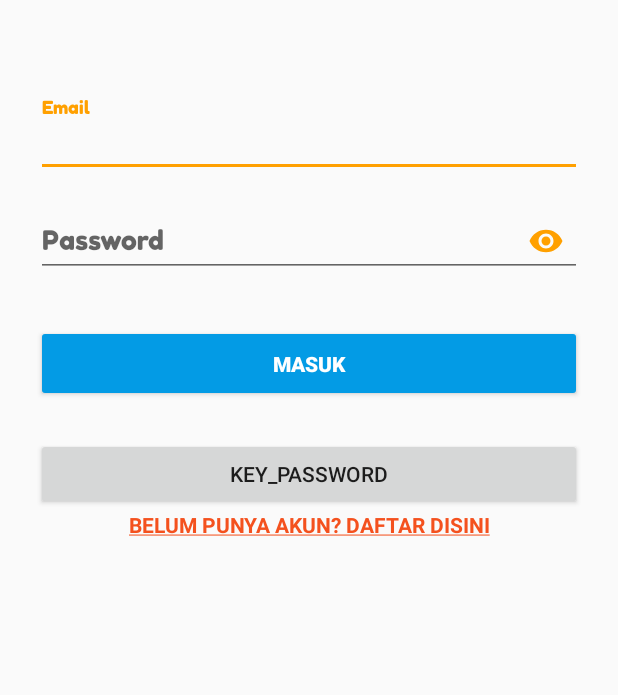
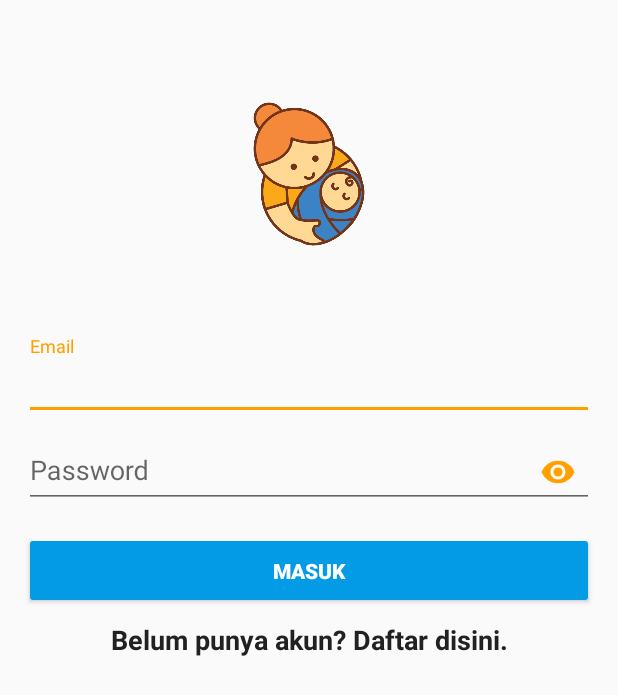
Before and after one commit to MiddleKerb/StatusGizi, an Android app: the screen it shows after launch (SignIn), on a phone screen of 412 x 824 dp. Shown: the top 695 px of the screen. Run offline under Robolectric (Android 15) with nearby library versions, the phone set to English and light mode, and no system bars; our stand-ins replace Firebase (no records; nobody signed in at launch, a user with empty details on screens opened directly).

Commit message:
Change Sign In & Sign Up UI

```diff
--- a/app/src/main/java/com/fbasegizi/statusgizi/SignIn.java
+++ b/app/src/main/java/com/fbasegizi/statusgizi/SignIn.java
@@ -1,7 +1,6 @@
 package com.fbasegizi.statusgizi;
 
 import android.content.Intent;
-import android.graphics.Paint;
 import android.os.Bundle;
 import android.support.annotation.NonNull;
 import android.support.design.widget.Snackbar;
@@ -57,7 +56,6 @@ public class SignIn extends BaseActivity implements View.OnClickListener {
         textInputLayoutEmail = findViewById(R.id.textLayoutEmailIn);
         textInputLayoutPassword = findViewById(R.id.textLayoutPasswordIn);
 
-        mSignUpLink.setPaintFlags(mSignUpLink.getPaintFlags() | Paint.UNDERLINE_TEXT_FLAG);
         // Click listeners
         mSignInButton.setOnClickListener(this);
         mSignUpLink.setOnClickListener(this);
--- a/app/src/main/java/com/fbasegizi/statusgizi/SignUp.java
+++ b/app/src/main/java/com/fbasegizi/statusgizi/SignUp.java
@@ -2,7 +2,6 @@ package com.fbasegizi.statusgizi;
 
 import android.app.AlertDialog;
 import android.content.Intent;
-import android.graphics.Paint;
 import android.os.Bundle;
 import android.support.annotation.NonNull;
 import android.support.design.widget.Snackbar;
@@ -65,7 +64,6 @@ public class SignUp extends BaseActivity implements View.OnClickListener {
         textInputLayoutPassword = findViewById(R.id.textLayoutPasswordUp);
         textInputLayoutName = findViewById(R.id.textLayoutNameUp);
 
-        mSignInLink.setPaintFlags(mSignInLink.getPaintFlags() | Paint.UNDERLINE_TEXT_FLAG);
         // Click listeners
         mSignUpButton.setOnClickListener(this);
         mSignInLink.setOnClickListener(this);
--- a/app/src/main/res/layout/activity_sign_in.xml
+++ b/app/src/main/res/layout/activity_sign_in.xml
@@ -9,22 +9,25 @@
         android:layout_width="match_parent"
         android:layout_height="wrap_content"
         android:orientation="vertical"
-        android:paddingLeft="24dp"
-        android:paddingTop="56dp"
-        android:paddingRight="24dp">
+        android:paddingLeft="@dimen/activity_vertical_margin"
+        android:paddingTop="@dimen/activity_vertical_margin"
+        android:paddingRight="@dimen/activity_vertical_margin">
+
+        <ImageView
+            android:layout_width="wrap_content"
+            android:layout_height="200dp"
+            android:src="@drawable/splash_screen" />
 
         <android.support.design.widget.TextInputLayout
             android:id="@+id/textLayoutEmailIn"
             android:layout_width="match_parent"
             android:layout_height="wrap_content"
-            android:layout_marginTop="@dimen/activity_small_margin"
-            android:layout_marginBottom="@dimen/activity_small_margin">
+            android:layout_marginTop="@dimen/activity_small_margin">
 
             <EditText
                 android:id="@+id/field_email_signIn"
                 android:layout_width="match_parent"
                 android:layout_height="wrap_content"
-                android:fontFamily="@font/fredoka_regular"
                 android:hint="Email"
                 android:inputType="textEmailAddress" />
         </android.support.design.widget.TextInputLayout>
@@ -33,7 +36,6 @@
             android:id="@+id/textLayoutPasswordIn"
             android:layout_width="match_parent"
             android:layout_height="wrap_content"
-            android:layout_marginBottom="@dimen/activity_small_margin"
             app:passwordToggleEnabled="true"
             app:passwordToggleTint="@color/colorAccent">
 
@@ -41,7 +43,6 @@
                 android:id="@+id/field_password_signIn"
                 android:layout_width="match_parent"
                 android:layout_height="wrap_content"
-                android:fontFamily="@font/fredoka_regular"
                 android:hint="Password"
                 android:inputType="textPassword" />
         </android.support.design.widget.TextInputLayout>
@@ -50,30 +51,23 @@
             android:id="@+id/button_sign_in"
             android:layout_width="fill_parent"
             android:layout_height="wrap_content"
-            android:layout_marginTop="24dp"
-            android:layout_marginBottom="24dp"
             android:backgroundTint="@color/colorPrimary"
+            android:layout_marginTop="@dimen/activity_vertical_margin"
             android:padding="@dimen/fab_margin"
             android:text="Masuk"
-            android:textColor="@color/common_google_signin_btn_text_dark"
+            android:textColor="@android:color/white"
             android:textStyle="bold" />
-
-        <android.support.v7.widget.AppCompatButton
-            android:layout_width="match_parent"
-            android:layout_height="match_parent"
-            android:text="@string/key_password" />
 
         <TextView
             android:id="@+id/link_signup"
             android:layout_width="fill_parent"
             android:layout_height="wrap_content"
-            android:layout_marginBottom="24dp"
+            android:layout_marginTop="@dimen/activity_small_margin"
             android:gravity="center"
-            android:text="Belum punya akun? Daftar disini"
-            android:textAllCaps="true"
-            android:textAppearance="@style/Base.TextAppearance.AppCompat.Small"
-            android:textColor="@color/merah"
+            android:text="Belum punya akun? Daftar disini."
+            android:textAppearance="@style/Base.TextAppearance.AppCompat.Medium"
+            android:textColor="@color/primary_text"
             android:textStyle="bold" />
+    </LinearLayout>
 
-    </LinearLayout>
 </ScrollView>
```
Also changed, not shown: app/src/main/res/layout/activity_sign_up.xml (+15 -20 lines).
